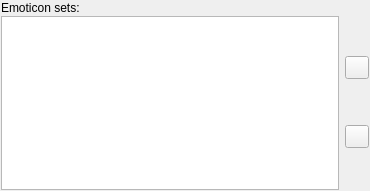
First picture: the form in src/plugins/emoticons/emoticonsoptions.ui, repository xnamed/vacuum-im, before the edit.
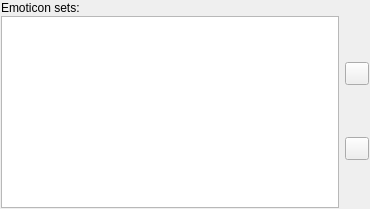
Second picture: the form after the edit.

What changed in the file:
```diff
--- a/src/plugins/emoticons/emoticonsoptions.ui
+++ b/src/plugins/emoticons/emoticonsoptions.ui
@@ -43,6 +43,12 @@
     <layout class="QHBoxLayout" name="horizontalLayout">
      <item>
       <widget class="QListWidget" name="lwtEmoticons">
+       <property name="sizePolicy">
+        <sizepolicy hsizetype="MinimumExpanding" vsizetype="MinimumExpanding">
+         <horstretch>0</horstretch>
+         <verstretch>0</verstretch>
+        </sizepolicy>
+       </property>
        <property name="whatsThis">
         <string>Here you can select emoticon sets and mark those of them to be used</string>
        </property>
@@ -50,6 +56,12 @@
      </item>
      <item>
       <widget class="QWidget" name="wdtButtons" native="true">
+       <property name="sizePolicy">
+        <sizepolicy hsizetype="Minimum" vsizetype="MinimumExpanding">
+         <horstretch>0</horstretch>
+         <verstretch>0</verstretch>
+        </sizepolicy>
+       </property>
        <layout class="QVBoxLayout">
         <property name="leftMargin">
          <number>0</number>
```
